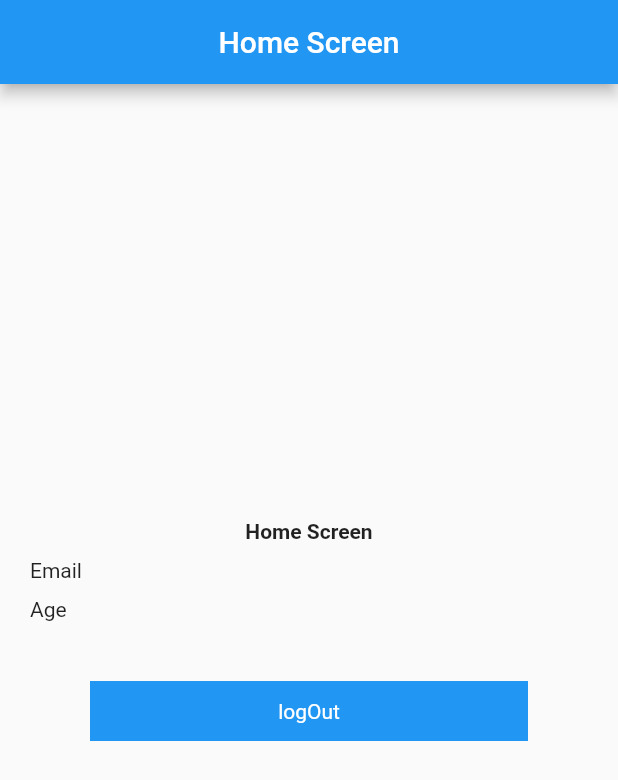
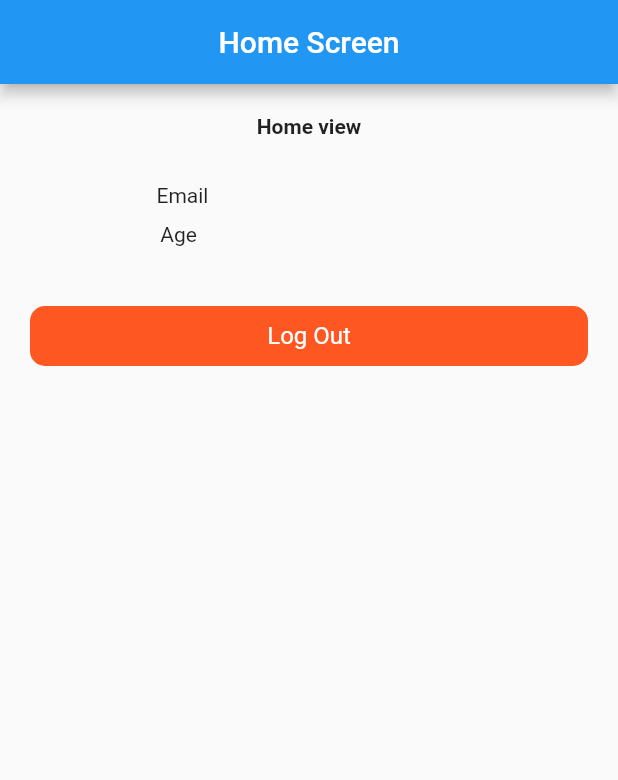
Before and after one commit to sanamrahimi/Multi-User-Flutter, a Flutter app: the HomeScreen screen opened by its route, on a phone screen of 412 x 824 dp. Shown: the top 780 px of the screen. Run offline on Flutter 3.47's test engine with Material 2 defaults, Android fonts, the phone set to English and light mode, and no system bars; our stand-ins replace shared_preferences; accounts and stored records are empty.

```diff
--- a/lib/screens/Signup_screen.dart
+++ b/lib/screens/Signup_screen.dart
@@ -57,12 +57,10 @@ class _SignUpScreenState extends State<SignUpScreen> {
             const SizedBox(
               height: 40,
             ),
-
             RoundButton(
                 height: 40,
                 buttonColor: Colors.blue,
                 title: 'Sign Up',
-
                 onPress: () async {
                   SharedPreferences sp = await SharedPreferences.getInstance();
                   sp.setString('email', emailController.text.toString());
@@ -70,7 +68,7 @@ class _SignUpScreenState extends State<SignUpScreen> {
                   sp.setBool('isLogin', true);
 
                   // admin, student, teacher
-                  // sp.setString('userType', 'student');
+                  sp.setString('userType', 'teacher');
 
                   if (sp.getString('userType') == 'teacher') {
                     Navigator.pushNamed(context, RoutesName.teacherScreen);
@@ -79,7 +77,7 @@ class _SignUpScreenState extends State<SignUpScreen> {
                   } else {
                     Navigator.pushNamed(context, RoutesName.home);
                   }
-            }),
+                }),
           ],
         ),
       ),
--- a/lib/screens/home_screen.dart
+++ b/lib/screens/home_screen.dart
@@ -1,4 +1,6 @@
+import 'package:flutter/cupertino.dart';
 import 'package:flutter/material.dart';
+import 'package:multi_role_app/utils/components/RoundButton.dart';
 import 'package:shared_preferences/shared_preferences.dart';
 
 import '../utils/routes/routes_name.dart';
@@ -38,18 +40,19 @@ class _HomeScreenState extends State<HomeScreen> {
       body: Padding(
         padding: const EdgeInsets.all(20.0),
         child: Column(
-          mainAxisAlignment: MainAxisAlignment.center,
+          mainAxisAlignment: MainAxisAlignment.start,
           crossAxisAlignment: CrossAxisAlignment.center,
           children: [
             const Text(
-              'Home Screen',
+              'Home view',
               style: TextStyle(fontWeight: FontWeight.bold),
             ),
             const SizedBox(
-              height: 10,
+              height: 30,
             ),
             Row(
-              mainAxisAlignment: MainAxisAlignment.spaceBetween,
+              mainAxisAlignment: MainAxisAlignment.spaceAround,
+              crossAxisAlignment: CrossAxisAlignment.start,
               children: [
                 const Text('Email'),
                 Text(email.toString()),
@@ -59,32 +62,24 @@ class _HomeScreenState extends State<HomeScreen> {
               height: 10,
             ),
             Row(
-              mainAxisAlignment: MainAxisAlignment.spaceBetween,
+              mainAxisAlignment: MainAxisAlignment.spaceAround,
+              crossAxisAlignment: CrossAxisAlignment.start,
               children: [
                 const Text('Age'),
                 Text(age.toString()),
               ],
             ),
-            InkWell(
-              onTap: () async {
-                SharedPreferences sp = await SharedPreferences.getInstance();
-                sp.clear();
-                Navigator.pushNamed(context, RoutesName.signUp);
-              },
-              child: Padding(
-                padding: const EdgeInsets.all(40),
-                child: Container(
-                  height: 40,
-                  width: double.infinity,
-                  color: Colors.blue,
-                  child: const Center(
-                      child: Text(
-                    'logOut',
-                    style: TextStyle(color: Colors.white),
-                  )),
-                ),
-              ),
+            const SizedBox(
+              height: 40,
             ),
+            RoundButton(
+                title: 'Log Out',
+                height: 40,
+                onPress: () async {
+                  SharedPreferences sp = await SharedPreferences.getInstance();
+                  sp.clear();
+                  Navigator.pushNamed(context, RoutesName.signUp);
+                }),
           ],
         ),
       ),
```
Also changed, not shown: lib/screens/student_screen.dart (+18 -28 lines), lib/screens/teacher_screen.dart (+11 -20 lines).
